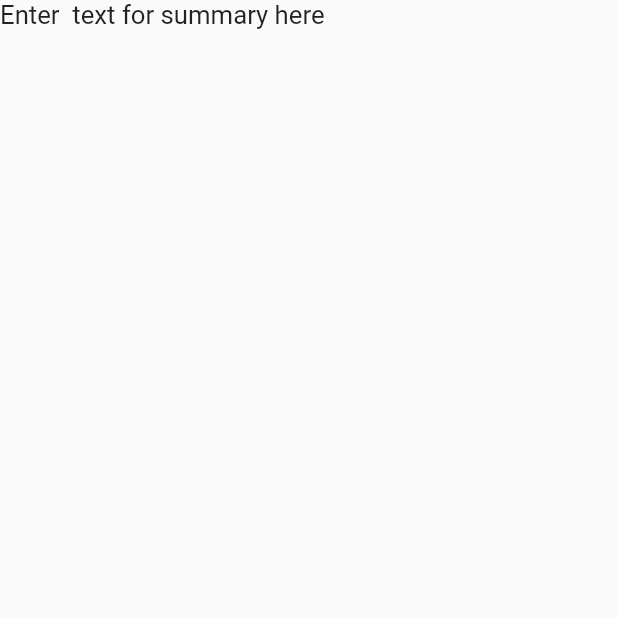
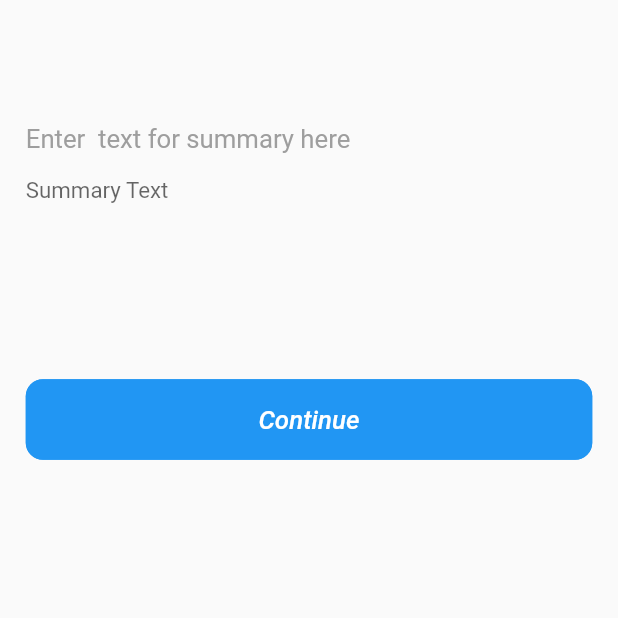
Before and after one commit to virtz/somry, a Flutter app: the screen it shows after launch, on a phone screen of 412 x 824 dp, the top half of it. Run offline on Flutter 3.47's test engine with Material 2 defaults, Android fonts, the phone set to English and light mode, and no system bars; our stand-ins replace auto_route, dartz, flutter_screenutil, freezed_annotation, get_it, injectable and 2 more.

```diff
--- a/lib/application/home/home_view_model.dart
+++ b/lib/application/home/home_view_model.dart
@@ -1,4 +1,6 @@
 // ignore_for_file: depend_on_referenced_packages
+
+import 'dart:developer';
 
 import 'package:somry/domain/api_content/contet.dart';
 import 'package:somry/domain/summary/i_summary_repo.dart';
@@ -19,6 +21,7 @@ class HomeViewModel extends BaseViewModel {
     return failureOrSuccessOption.fold((l) => null, (content) {
       setBusy(false);
       content = summarisedContent!;
+      log(content.toJson().toString());
       notifyListeners();
     });
   }
--- a/lib/infrastructure/summary/summary_repo.dart
+++ b/lib/infrastructure/summary/summary_repo.dart
@@ -12,7 +12,8 @@ import 'package:somry/domain/api_content/contet.dart';
 import 'package:somry/domain/core/general_failure.dart';
 import 'package:somry/domain/summary/i_summary_repo.dart';
 import 'package:http/http.dart' as http;
-import 'package:somry/infrastructure/summary/core/constants.dart';
+import 'package:somry/infrastructure/core/constants.dart';
+// import 'package:somry/infrastructure/summary/core/constants.dart';
 
 @LazySingleton(as: ISummaryRepo)
 class SummaryRepo implements ISummaryRepo {
--- /dev/null
+++ b/lib/presentation/general_widgets/custom_button.dart
@@ -0,0 +1,57 @@
+// ignore_for_file: use_key_in_widget_constructors
+
+import 'package:flutter/material.dart';
+import 'package:flutter_screenutil/flutter_screenutil.dart';
+
+class CustomButton extends StatelessWidget {
+  // final String? label;
+  final Function? onPressed;
+  final Color? bgColor;
+  final Widget? child;
+  final Color? textColor;
+  final double? width;
+  final double? height;
+  final double? fontSize;
+  final double? padding;
+  final Color? borderColor;
+  final double? borderSize;
+  final double? marginTop;
+
+  const CustomButton(
+      {this.width = double.infinity,
+      this.height,
+      this.onPressed,
+      this.bgColor,
+      this.textColor = Colors.white,
+      this.fontSize = 15,
+      this.padding = 10.0,
+      this.borderColor,
+      this.marginTop = 20.0,
+      this.borderSize,
+      this.child})
+      : super();
+
+  @override
+  Widget build(BuildContext context) {
+    return Padding(
+      padding: EdgeInsets.only(top: marginTop ?? 0.0),
+      child: SizedBox(
+          height: height ?? 50.0.h,
+          width: width ?? double.infinity,
+          child: MaterialButton(
+            padding: EdgeInsets.all(padding ?? 0.0),
+            elevation: 0,
+            color: bgColor ?? Theme.of(context).primaryColor,
+            shape: RoundedRectangleBorder(
+                borderRadius: BorderRadius.all(Radius.circular(10.r)),
+                side: BorderSide(
+                    color: borderColor ?? Theme.of(context).primaryColor)),
+            child: child ?? Container(),
+            // textColor: Colors.green,
+            onPressed: () {
+              onPressed!();
+            },
+          )),
+    );
+  }
+}
--- a/lib/presentation/home/home.dart
+++ b/lib/presentation/home/home.dart
@@ -1,6 +1,8 @@
 import 'package:flutter/material.dart';
 import 'package:flutter_screenutil/flutter_screenutil.dart';
 import 'package:somry/application/home/home_view_model.dart';
+import 'package:somry/infrastructure/core/validators.dart';
+import 'package:somry/presentation/general_widgets/custom_button.dart';
 import 'package:stacked/stacked.dart';
 
 import '../../injection.dart';
@@ -13,19 +15,62 @@ class HomePage extends StatefulWidget {
 }
 
 class _HomePageState extends State<HomePage> {
+  final formKey = GlobalKey<FormState>();
+  TextEditingController controller = TextEditingController();
   @override
   Widget build(BuildContext context) {
+    var size = MediaQuery.of(context).size;
+
     return ViewModelBuilder<HomeViewModel>.reactive(
-      viewModelBuilder: ()=>getIt<HomeViewModel>(),
-
-      builder:(context,model,child)=> Scaffold(
-        body:SingleChildScrollView(
-          child: Column(
-            children: [
-              Text('Enter  text for summary here',style:TextStyle(fontSize: 15.sp))
-            ],
-          ),
-        )
-      ));
+        viewModelBuilder: () => getIt<HomeViewModel>(),
+        builder: (context, model, child) => Scaffold(
+                body: SingleChildScrollView(
+              child: Padding(
+                padding: EdgeInsets.symmetric(horizontal: 15.w),
+                child: Form(
+                  key: formKey,
+                  autovalidateMode: AutovalidateMode.onUserInteraction,
+                  child: Column(
+                    crossAxisAlignment: CrossAxisAlignment.start,
+                    children: [
+                      SizedBox(height: size.height * 0.1),
+                      Text('Enter  text for summary here',
+                          style:
+                              TextStyle(fontSize: 15.sp, color: Colors.grey)),
+                      TextFormField(
+                          controller: controller,
+                          // initialValue: widget.content ?? null,
+                          // onSaved: (val) => content = val,
+                          validator: (value) => Validators().isEmpty(value),
+                          // maxLength: 1000,
+                          maxLines: null,
+                          keyboardType: TextInputType.multiline,
+                          autocorrect: true,
+                          style: TextStyle(
+                            color: Colors.grey,
+                            fontSize: ScreenUtil().setSp(13.0),
+                          ),
+                          decoration: const InputDecoration(
+                              border: InputBorder.none,
+                              hintText: 'Summary Text')),
+                      SizedBox(height: size.height * 0.1),
+                      CustomButton(
+                          onPressed: () {
+                            if (formKey.currentState!.validate()) {
+                              model.getSummary(content: controller.text);
+                            }
+                          },
+                          height: 45.h,
+                          child: Text('Continue',
+                              style: TextStyle(
+                                fontSize: 15.sp,
+                                fontStyle: FontStyle.italic,
+                                color: Colors.white,
+                              )))
+                    ],
+                  ),
+                ),
+              ),
+            )));
   }
 }
```
Also changed, not shown: lib/infrastructure/core/validators.dart (added, +140 -0 lines), lib/presentation/general_widgets/custom_textfield.dart (added, +180 -0 lines), lib/infrastructure/core/constants.dart (renamed from lib/infrastructure/summary/core/constants.dart), lib/infrastructure/core/third_party_services.dart (renamed from lib/infrastructure/summary/core/third_party_services.dart), lib/injection.config.dart.
